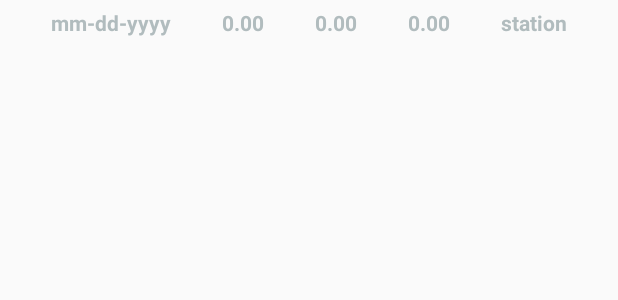
After one commit to dariushooks/FuelTracker, an Android app: the layout profile_list.xml on its own in the app's theme, with its tools: preview values and no code run, on a phone screen of 412 x 824 dp. The commit adds this screen. Shown: the top 300 px of the screen. Run offline under Robolectric (Android 15) with nearby library versions, the phone set to English and light mode, and no system bars.

Commit message:
converted profile activity to constraint layout

```diff
--- a/app/src/main/java/com/example/android/fueltracker/MainActivity.java
+++ b/app/src/main/java/com/example/android/fueltracker/MainActivity.java
@@ -144,12 +144,14 @@ public class MainActivity extends AppCompatActivity implements LocationListener
                 }
 
                 @Override
-                public void onAnimationCancel(Animator animator) {
+                public void onAnimationCancel(Animator animator)
+                {
 
                 }
 
                 @Override
-                public void onAnimationRepeat(Animator animator) {
+                public void onAnimationRepeat(Animator animator)
+                {
 
                 }
             });
--- /dev/null
+++ b/app/src/main/res/layout/profile_list.xml
@@ -0,0 +1,54 @@
+<?xml version="1.0" encoding="utf-8"?>
+<androidx.constraintlayout.widget.ConstraintLayout
+    android:id="@+id/listContainer"
+    xmlns:android="http://schemas.android.com/apk/res/android"
+    xmlns:app="http://schemas.android.com/apk/res-auto"
+    android:layout_width="match_parent"
+    android:layout_height="30dp">
+
+    <TextView
+        android:id="@+id/purchaseDate"
+        style="@style/HistoryListText"
+        app:layout_constraintTop_toTopOf="parent"
+        app:layout_constraintBottom_toBottomOf="parent"
+        app:layout_constraintStart_toStartOf="parent"
+        app:layout_constraintEnd_toStartOf="@id/amountSpent"
+        android:text="mm-dd-yyyy"/>
+
+    <TextView
+        android:id="@+id/amountSpent"
+        style="@style/HistoryListText"
+        app:layout_constraintTop_toTopOf="parent"
+        app:layout_constraintBottom_toBottomOf="parent"
+        app:layout_constraintStart_toEndOf="@id/purchaseDate"
+        app:layout_constraintEnd_toStartOf="@id/gallons"
+        android:text="0.00"/>
+
+    <TextView
+        android:id="@+id/gallons"
+        style="@style/HistoryListText"
+        app:layout_constraintTop_toTopOf="parent"
+        app:layout_constraintBottom_toBottomOf="parent"
+        app:layout_constraintStart_toEndOf="@id/amountSpent"
+        app:layout_constraintEnd_toStartOf="@id/price"
+        android:text="0.00"/>
+
+    <TextView
+        android:id="@+id/price"
+        style="@style/HistoryListText"
+        app:layout_constraintTop_toTopOf="parent"
+        app:layout_constraintBottom_toBottomOf="parent"
+        app:layout_constraintStart_toEndOf="@id/gallons"
+        app:layout_constraintEnd_toStartOf="@id/gasStation"
+        android:text="0.00"/>
+
+    <TextView
+        android:id="@+id/gasStation"
+        style="@style/HistoryListText"
+        app:layout_constraintTop_toTopOf="parent"
+        app:layout_constraintBottom_toBottomOf="parent"
+        app:layout_constraintStart_toEndOf="@id/price"
+        app:layout_constraintEnd_toEndOf="parent"
+        android:text="station"/>
+
+</androidx.constraintlayout.widget.ConstraintLayout>
--- a/build.gradle
+++ b/build.gradle
@@ -7,7 +7,7 @@ buildscript {
 
     }
     dependencies {
-        classpath 'com.android.tools.build:gradle:3.5.3'
+        classpath 'com.android.tools.build:gradle:3.6.1'
 
         // NOTE: Do not place your application dependencies here; they belong
         // in the individual module build.gradle files
```
Also changed, not shown: app/src/main/AndroidManifest.xml (+4 -4 lines), app/src/main/java/com/example/android/fueltracker/GasTrackerRecyclerAdapter.java (added, +86 -0 lines), app/src/main/java/com/example/android/fueltracker/ProfileActivity.java (+54 -49 lines), app/src/main/java/com/example/android/fueltracker/StationFragment.java (+5 -4 lines), app/src/main/res/layout/activity_profile_constraint.xml (added, +99 -0 lines), app/src/main/res/layout/activity_station.xml (+8 -8 lines), gradle/wrapper/gradle-wrapper.properties, 1 other file.
